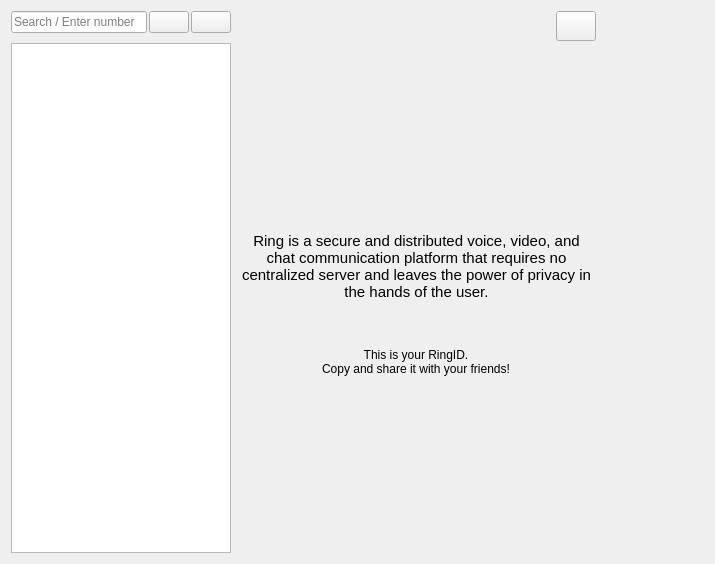
Qt form callwidget.ui (savoirfairelinux/jami-client-windows) before a commit.
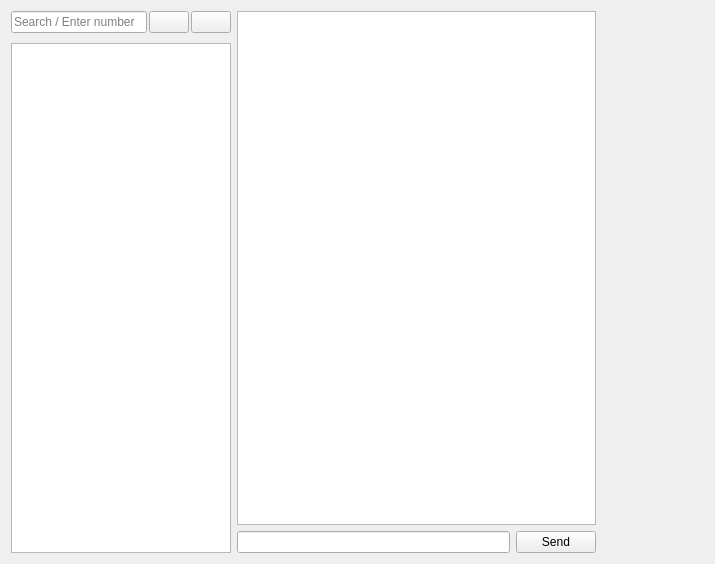
The same form after that commit. The open tabs and pages were chosen to show the change. Icons and pictures are not drawn. Custom widgets are drawn as their Qt base class.

Commit message:
*DNM* im: add off call instant messaging
Still design to do

Tuleap: #153

What changed in the file:
```diff
--- a/callwidget.ui
+++ b/callwidget.ui
@@ -207,6 +207,43 @@
           </item>
          </layout>
         </widget>
+        <widget class="QWidget" name="messagingPage">
+         <layout class="QVBoxLayout" name="verticalLayout_11">
+          <property name="leftMargin">
+           <number>0</number>
+          </property>
+          <property name="topMargin">
+           <number>0</number>
+          </property>
+          <property name="rightMargin">
+           <number>0</number>
+          </property>
+          <property name="bottomMargin">
+           <number>0</number>
+          </property>
+          <item>
+           <widget class="QListView" name="listMessageView">
+            <property name="selectionMode">
+             <enum>QAbstractItemView::SingleSelection</enum>
+            </property>
+           </widget>
+          </item>
+          <item>
+           <layout class="QHBoxLayout" name="horizontalLayout_5">
+            <item>
+             <widget class="QLineEdit" name="messageEdit"/>
+            </item>
+            <item>
+             <widget class="QPushButton" name="sendButton">
+              <property name="text">
+               <string>Send</string>
+              </property>
+             </widget>
+            </item>
+           </layout>
+          </item>
+         </layout>
+        </widget>
         <widget class="QWidget" name="callInvitePage">
          <layout class="QVBoxLayout" name="verticalLayout_9">
           <property name="leftMargin">
```
The commit also changes 2 other files.
